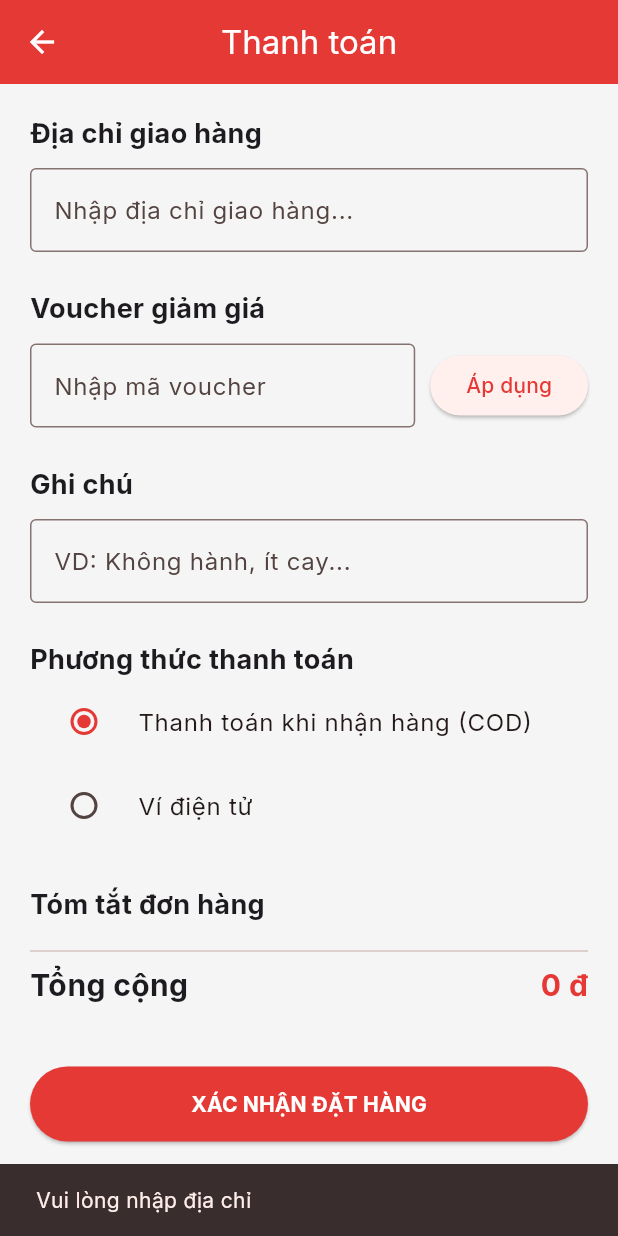
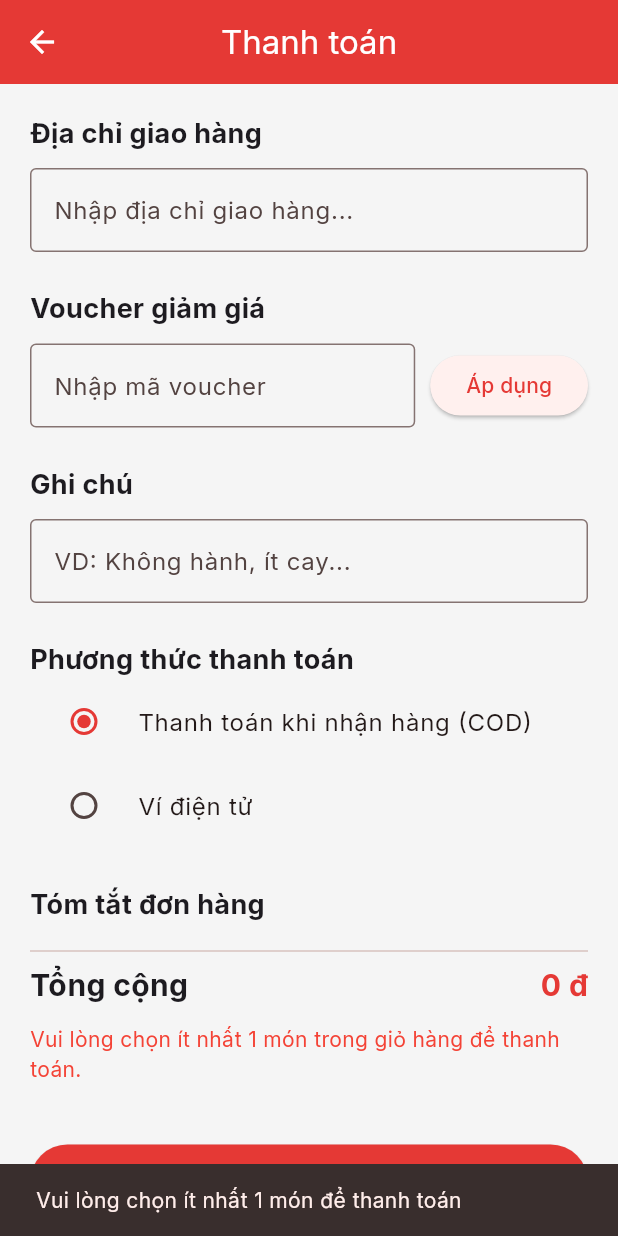
Before and after one commit to hdungx0795/AnNgon_Dung_Hiep_Khuong_N03_1_2026, a Flutter app: the CheckoutScreen screen opened by its route, after a tap on "XÁC NHẬN ĐẶT HÀNG", on a phone screen of 412 x 824 dp. Run offline on Flutter 3.47's test engine with Material 3 defaults, Android fonts, the phone set to English and light mode, and no system bars; our stand-ins replace flutter_local_notifications, google_fonts, hive, hive_flutter; accounts and stored records are empty.

Commit message:
chore: don sach canh bao analyze sau refactor

```diff
--- a/lib/screens/checkout/checkout_screen.dart
+++ b/lib/screens/checkout/checkout_screen.dart
@@ -1,5 +1,3 @@
-// ignore_for_file: deprecated_member_use, use_build_context_synchronously
-
 import 'package:flutter/material.dart';
 import 'package:provider/provider.dart';
 import '../../providers/cart_provider.dart';
@@ -7,7 +5,9 @@ import '../../providers/auth_provider.dart';
 import '../../providers/order_provider.dart';
 import '../../core/constants/app_colors.dart';
 import '../../core/utils/format_utils.dart';
+import '../../models/cart_item_model.dart';
 import '../../models/enums/payment_method.dart';
+import '../../models/user_model.dart';
 import '../../models/voucher_model.dart';
 import '../../services/voucher_service.dart';
 import '../tracking/tracking_order_screen.dart';
@@ -33,7 +33,7 @@ class _CheckoutScreenState extends State<CheckoutScreen> {
     final code = _voucherController.text.trim();
     if (code.isEmpty) return;
 
-    final voucher = VoucherService().validateVoucher(code, total);
+    final voucher = context.read<VoucherService>().validateVoucher(code, total);
     setState(() {
       if (voucher != null) {
         _appliedVoucher = voucher;
@@ -46,9 +46,18 @@ class _CheckoutScreenState extends State<CheckoutScreen> {
   }
 
   @override
+  void dispose() {
+    _addressController.dispose();
+    _noteController.dispose();
+    _voucherController.dispose();
+    super.dispose();
+  }
+
+  @override
   Widget build(BuildContext context) {
     final cartProvider = context.watch<CartProvider>();
     final user = context.watch<AuthProvider>().currentUser;
+    final selectedItems = cartProvider.items.where((item) => item.isSelected).toList();
     final total = cartProvider.totalAmount;
     final discount = _appliedVoucher?.calculateDiscount(total) ?? 0;
 
@@ -113,19 +122,29 @@ class _CheckoutScreenState extends State<CheckoutScreen> {
             RadioListTile<PaymentMethod>(
               title: const Text('Thanh toán khi nhận hàng (COD)'),
               value: PaymentMethod.cod,
+              // ignore: deprecated_member_use
               groupValue: _paymentMethod,
-              onChanged: (val) => setState(() => _paymentMethod = val!),
+              // ignore: deprecated_member_use
+              onChanged: (PaymentMethod? value) {
+                if (value == null) return;
+                setState(() => _paymentMethod = value);
+              },
             ),
             RadioListTile<PaymentMethod>(
               title: const Text('Ví điện tử'),
               value: PaymentMethod.ewallet,
+              // ignore: deprecated_member_use
               groupValue: _paymentMethod,
-              onChanged: (val) => setState(() => _paymentMethod = val!),
+              // ignore: deprecated_member_use
+              onChanged: (PaymentMethod? value) {
+                if (value == null) return;
+                setState(() => _paymentMethod = value);
+              },
             ),
             const SizedBox(height: 25),
             const Text('Tóm tắt đơn hàng', style: TextStyle(fontWeight: FontWeight.bold, fontSize: 18)),
             const SizedBox(height: 10),
-            ...cartProvider.items.where((i) => i.isSelected).map((item) => Padding(
+            ...selectedItems.map((item) => Padding(
               padding: const EdgeInsets.only(bottom: 8),
               child: Row(
                 mainAxisAlignment: MainAxisAlignment.spaceBetween,
@@ -155,11 +174,33 @@ class _CheckoutScreenState extends State<CheckoutScreen> {
                   style: const TextStyle(fontWeight: FontWeight.bold, fontSize: 20, color: AppColors.primary)),
               ],
             ),
+            if (selectedItems.isEmpty)
+              const Padding(
+                padding: EdgeInsets.only(top: 12),
+                child: Text(
+                  'Vui lòng chọn ít nhất 1 món trong giỏ hàng để thanh toán.',
+                  style: TextStyle(color: Colors.red),
+                ),
+              ),
+            if (user == null)
+              const Padding(
+                padding: EdgeInsets.only(top: 12),
+                child: Text(
+                  'Phiên đăng nhập không hợp lệ. Vui lòng đăng nhập lại.',
+                  style: TextStyle(color: Colors.red),
+                ),
+              ),
             const SizedBox(height: 40),
             SizedBox(
               width: double.infinity,
               child: ElevatedButton(
-                onPressed: _isPlacingOrder ? null : () => _placeOrder(user!.id, cartProvider),
+                onPressed: _isPlacingOrder
+                    ? null
+                    : () => _placeOrder(
+                          user: user,
+                          selectedItems: selectedItems,
+                          cartProvider: cartProvider,
+                        ),
                 style: ElevatedButton.styleFrom(
                   backgroundColor: AppColors.primary,
                   padding: const EdgeInsets.symmetric(vertical: 15),
@@ -175,28 +216,47 @@ class _CheckoutScreenState extends State<CheckoutScreen> {
     );
   }
 
-  Future<void> _placeOrder(int userId, CartProvider cartProvider) async {
+  Future<void> _placeOrder({
+    required UserModel? user,
+    required List<CartItemModel> selectedItems,
+    required CartProvider cartProvider,
+  }) async {
+    if (user == null) {
+      ScaffoldMessenger.of(context).showSnackBar(
+        const SnackBar(content: Text('Phiên đăng nhập đã hết hạn. Vui lòng đăng nhập lại.')),
+      );
+      Navigator.pushReplacementNamed(context, '/login');
+      return;
+    }
+
+    if (selectedItems.isEmpty) {
+      ScaffoldMessenger.of(context).showSnackBar(
+        const SnackBar(content: Text('Vui lòng chọn ít nhất 1 món để thanh toán')),
+      );
+      return;
+    }
+
     if (_addressController.text.isEmpty) {
       ScaffoldMessenger.of(context).showSnackBar(const SnackBar(content: Text('Vui lòng nhập địa chỉ')));
       return;
     }
 
+    final orderProvider = context.read<OrderProvider>();
     setState(() => _isPlacingOrder = true);
     try {
-      final order = await context.read<OrderProvider>().placeOrder(
-        userId: userId,
-        items: cartProvider.items.where((i) => i.isSelected).toList(),
+      final order = await orderProvider.placeOrder(
+        userId: user.id,
+        items: selectedItems,
         paymentMethod: _paymentMethod,
         address: _addressController.text,
         note: _noteController.text,
         voucher: _appliedVoucher,
       );
 
-      // Clear selected items in cart
-      final user = context.read<AuthProvider>().currentUser;
-      await cartProvider.clearSelected(user!.phone);
+      await cartProvider.clearSelected(user.phone);
 
-      if (mounted) {
+      if (!mounted) return;
+
       ScaffoldMessenger.of(context).showSnackBar(const SnackBar(content: Text('Đặt hàng thành công!')));
       Navigator.pushReplacement(
         context,
@@ -204,9 +264,9 @@ class _CheckoutScreenState extends State<CheckoutScreen> {
           builder: (context) => TrackingOrderScreen(orderId: order.orderId),
         ),
       );
-      }
     } catch (e) {
-      if (mounted) ScaffoldMessenger.of(context).showSnackBar(SnackBar(content: Text('Lỗi: $e')));
+      if (!mounted) return;
+      ScaffoldMessenger.of(context).showSnackBar(SnackBar(content: Text('Lỗi: $e')));
     } finally {
       if (mounted) setState(() => _isPlacingOrder = false);
     }
```
Also changed, not shown: lib/screens/onboarding/onboarding_screen.dart (+15 -6 lines). Lines whose indentation alone changed are shown as unchanged.
